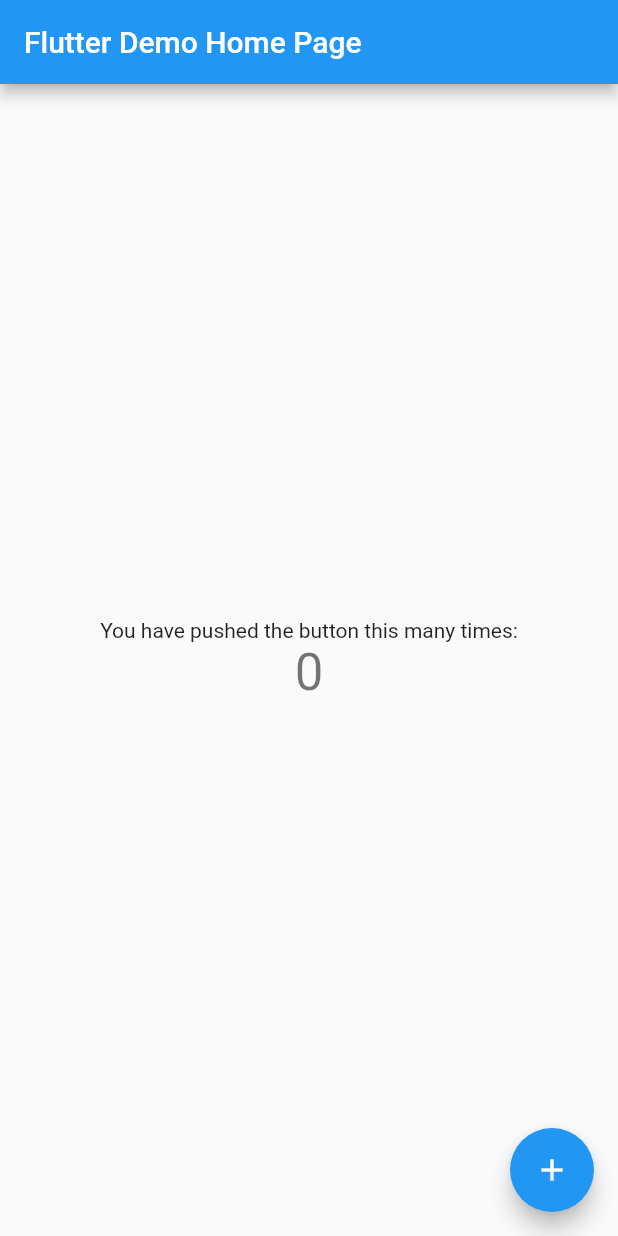
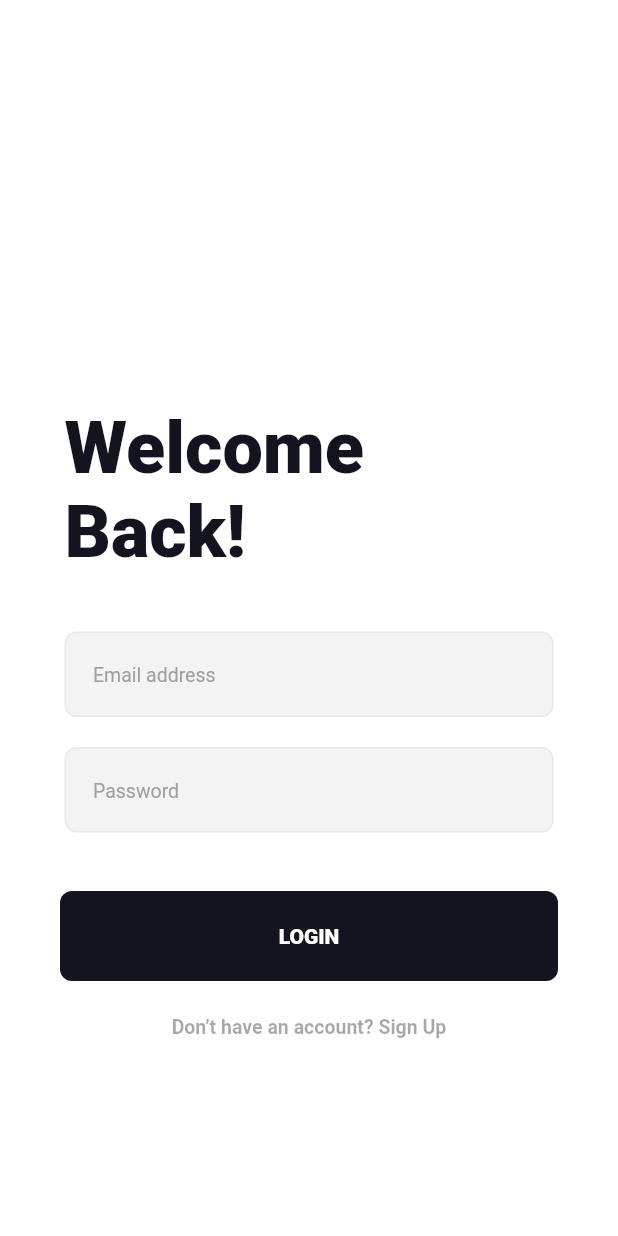
Before and after one commit to GENESDEMON/Shopee-Online-Mall, a Flutter app: the screen it shows after launch, on a phone screen of 412 x 824 dp. Run offline on Flutter 3.47's test engine with Material 2 defaults, Android fonts, the phone set to English and light mode, and no system bars; our stand-ins replace google_fonts.

Commit message:
Login Ui created

```diff
--- /dev/null
+++ b/jumga/lib/authentication/login.dart
@@ -0,0 +1,161 @@
+import 'package:flutter/material.dart';
+import 'package:google_fonts/google_fonts.dart';
+import 'package:jumga/utils/margin.dart';
+
+class Login extends StatefulWidget {
+  @override
+  _LoginState createState() => _LoginState();
+}
+
+//Welcome headers widget
+Widget headers() {
+  return Container(
+    child: Padding(
+      padding: const EdgeInsets.fromLTRB(43, 270, 0, 0),
+      child: Column(
+        crossAxisAlignment: CrossAxisAlignment.start,
+        children: [
+          Text(
+            "Welcome",
+            style: GoogleFonts.roboto(
+                color: Color(0xff141421),
+                fontSize: 48,
+                fontWeight: FontWeight.w900),
+          ),
+          Text(
+            "Back!",
+            style: GoogleFonts.roboto(
+                color: Color(0xff141421),
+                fontSize: 48,
+                fontWeight: FontWeight.w900),
+          ),
+        ],
+      ),
+    ),
+  );
+}
+
+Widget input() {
+  return Container(
+    width: double.infinity,
+    child: Padding(
+      padding: const EdgeInsets.fromLTRB(43, 0, 43, 0),
+      child: Column(
+        children: [
+          //Email Address
+          TextField(
+            decoration: InputDecoration(
+                filled: true,
+                fillColor: Color(0xffC4C4C4).withOpacity(0.21),
+                contentPadding: const EdgeInsets.all(19),
+                hintText: 'Email address',
+                hintStyle: TextStyle(
+                  color: Colors.grey,
+                  fontSize: 13,
+                  fontWeight: FontWeight.w400,
+                  fontStyle: FontStyle.normal,
+                ),
+                enabledBorder: OutlineInputBorder(
+                  borderSide: BorderSide(
+                    color: Color(0xffC4C4C4).withOpacity(0.21),
+                  ),
+                  borderRadius: BorderRadius.circular(8),
+                )),
+          ),
+          const Yheight(20),
+          //Password
+          TextField(
+            decoration: InputDecoration(
+                filled: true,
+                fillColor: Color(0xffC4C4C4).withOpacity(0.21),
+                contentPadding: const EdgeInsets.all(19),
+                hintText: 'Password',
+                hintStyle: TextStyle(
+                  color: Colors.grey,
+                  fontSize: 13,
+                  fontWeight: FontWeight.w400,
+                  fontStyle: FontStyle.normal,
+                ),
+                enabledBorder: OutlineInputBorder(
+                  borderSide: BorderSide(
+                    color: Color(0xffC4C4C4).withOpacity(0.21),
+                  ),
+                  borderRadius: BorderRadius.circular(8),
+                )),
+          )
+        ],
+      ),
+    ),
+  );
+}
+
+Widget button() {
+  return GestureDetector(
+    onTap: () {},
+    child: Container(
+      child: Padding(
+        padding: EdgeInsets.only(left: 40, right: 40),
+        child: Container(
+          decoration: BoxDecoration(
+            borderRadius: BorderRadius.circular(8),
+            color: Color(0xff141421),
+          ),
+          height: 60,
+          width: double.infinity,
+          child: Padding(
+            padding: EdgeInsets.fromLTRB(00.0, 0.0, 0.0, 0.0),
+            child: Center(
+                child: Text("LOGIN",
+                    style: GoogleFonts.roboto(
+                        fontSize: 14,
+                        fontWeight: FontWeight.w900,
+                        color: Colors.white))),
+          ),
+        ),
+      ),
+    ),
+  );
+}
+
+Widget noaccount() {
+  return Row(
+    crossAxisAlignment: CrossAxisAlignment.center,
+    mainAxisAlignment: MainAxisAlignment.center,
+    children: [
+      InkWell(
+        child: Text(
+          "Don’t have an account? Sign Up",
+          style: GoogleFonts.roboto(
+              color: Color(0xff141421).withOpacity(0.38),
+              fontSize: 13,
+              fontWeight: FontWeight.w600),
+        ),
+      ),
+    ],
+  );
+}
+
+class _LoginState extends State<Login> {
+  @override
+  Widget build(BuildContext context) {
+    return MaterialApp(
+      debugShowCheckedModeBanner: false,
+      home: Scaffold(
+        backgroundColor: Colors.white,
+        body: ListView(
+          shrinkWrap: true,
+          physics: ScrollPhysics(),
+          children: <Widget>[
+            headers(),
+            const Yheight(39),
+            input(),
+            const Yheight(39),
+            button(),
+            const Yheight(23),
+            noaccount()
+          ],
+        ),
+      ),
+    );
+  }
+}
--- /dev/null
+++ b/jumga/lib/authentication/splash.dart
@@ -0,0 +1,46 @@
+import 'package:flutter/material.dart';
+import 'package:google_fonts/google_fonts.dart';
+import 'package:jumga/authentication/login.dart';
+
+class Splash extends StatefulWidget {
+  @override
+  _SplashState createState() => _SplashState();
+}
+
+class _SplashState extends State<Splash> {
+  @override
+  void initState() {
+    super.initState();
+    Future.delayed(Duration(seconds: 3)).then((value) {
+      Navigator.pushReplacement(
+          context, MaterialPageRoute(builder: (context) => Login()));
+    });
+  }
+
+  @override
+  Widget build(BuildContext context) {
+    return Scaffold(
+      backgroundColor: Color(0xff141421),
+      body: Container(
+        child: Padding(
+          padding: EdgeInsets.symmetric(
+              horizontal: MediaQuery.of(context).size.width / 17,
+              vertical: MediaQuery.of(context).size.height / 2.3),
+          child: Row(
+            crossAxisAlignment: CrossAxisAlignment.center,
+            mainAxisAlignment: MainAxisAlignment.center,
+            children: [
+              Text(
+                "Jumga",
+                style: GoogleFonts.roboto(
+                    color: Colors.white,
+                    fontSize: 48,
+                    fontWeight: FontWeight.w900),
+              )
+            ],
+          ),
+        ),
+      ),
+    );
+  }
+}
--- a/jumga/lib/main.dart
+++ b/jumga/lib/main.dart
@@ -1,4 +1,5 @@
 import 'package:flutter/material.dart';
+import 'package:jumga/authentication/splash.dart';
 
 void main() {
   runApp(MyApp());
@@ -11,103 +12,10 @@ class MyApp extends StatelessWidget {
     return MaterialApp(
       title: 'Jumga Online Store',
       theme: ThemeData(
-        // This is the theme of your application.
-        //
-        // Try running your application with "flutter run". You'll see the
-        // application has a blue toolbar. Then, without quitting the app, try
-        // changing the primarySwatch below to Colors.green and then invoke
-        // "hot reload" (press "r" in the console where you ran "flutter run",
-        // or simply save your changes to "hot reload" in a Flutter IDE).
-        // Notice that the counter didn't reset back to zero; the application
-        // is not restarted.
         primarySwatch: Colors.blue,
       ),
-      home: MyHomePage(title: 'Flutter Demo Home Page'),
+      debugShowCheckedModeBanner: false,
+      home: Splash(),
     );
   }
 }
-
-class MyHomePage extends StatefulWidget {
-  MyHomePage({Key key, this.title}) : super(key: key);
-
-  // This widget is the home page of your application. It is stateful, meaning
-  // that it has a State object (defined below) that contains fields that affect
-  // how it looks.
-
-  // This class is the configuration for the state. It holds the values (in this
-  // case the title) provided by the parent (in this case the App widget) and
-  // used by the build method of the State. Fields in a Widget subclass are
-  // always marked "final".
-
-  final String title;
-
-  @override
-  _MyHomePageState createState() => _MyHomePageState();
-}
-
-class _MyHomePageState extends State<MyHomePage> {
-  int _counter = 0;
-
-  void _incrementCounter() {
-    setState(() {
-      // This call to setState tells the Flutter framework that something has
-      // changed in this State, which causes it to rerun the build method below
-      // so that the display can reflect the updated values. If we changed
-      // _counter without calling setState(), then the build method would not be
-      // called again, and so nothing would appear to happen.
-      _counter++;
-    });
-  }
-
-  @override
-  Widget build(BuildContext context) {
-    // This method is rerun every time setState is called, for instance as done
-    // by the _incrementCounter method above.
-    //
-    // The Flutter framework has been optimized to make rerunning build methods
-    // fast, so that you can just rebuild anything that needs updating rather
-    // than having to individually change instances of widgets.
-    return Scaffold(
-      appBar: AppBar(
-        // Here we take the value from the MyHomePage object that was created by
-        // the App.build method, and use it to set our appbar title.
-        title: Text(widget.title),
-      ),
-      body: Center(
-        // Center is a layout widget. It takes a single child and positions it
-        // in the middle of the parent.
-        child: Column(
-          // Column is also a layout widget. It takes a list of children and
-          // arranges them vertically. By default, it sizes itself to fit its
-          // children horizontally, and tries to be as tall as its parent.
-          //
-          // Invoke "debug painting" (press "p" in the console, choose the
-          // "Toggle Debug Paint" action from the Flutter Inspector in Android
-          // Studio, or the "Toggle Debug Paint" command in Visual Studio Code)
-          // to see the wireframe for each widget.
-          //
-          // Column has various properties to control how it sizes itself and
-          // how it positions its children. Here we use mainAxisAlignment to
-          // center the children vertically; the main axis here is the vertical
-          // axis because Columns are vertical (the cross axis would be
-          // horizontal).
-          mainAxisAlignment: MainAxisAlignment.center,
-          children: <Widget>[
-            Text(
-              'You have pushed the button this many times:',
-            ),
-            Text(
-              '$_counter',
-              style: Theme.of(context).textTheme.headline4,
-            ),
-          ],
-        ),
-      ),
-      floatingActionButton: FloatingActionButton(
-        onPressed: _incrementCounter,
-        tooltip: 'Increment',
-        child: Icon(Icons.add),
-      ), // This trailing comma makes auto-formatting nicer for build methods.
-    );
-  }
-}
--- /dev/null
+++ b/jumga/lib/utils/margin.dart
@@ -0,0 +1,25 @@
+import 'package:flutter/material.dart';
+
+class Xwidth extends StatelessWidget {
+  final double x;
+  const Xwidth(this.x);
+  @override
+  Widget build(BuildContext context) {
+    return SizedBox(width: x);
+  }
+}
+
+class Yheight extends StatelessWidget {
+  final double y;
+  const Yheight(this.y);
+  @override
+  Widget build(BuildContext context) {
+    return SizedBox(height: y);
+  }
+}
+
+double screenHeight(BuildContext context, {double percent = 1}) =>
+    MediaQuery.of(context).size.height * percent;
+
+double screenWidth(BuildContext context, {double percent = 1}) =>
+    MediaQuery.of(context).size.width * percent;
--- a/jumga/pubspec.yaml
+++ b/jumga/pubspec.yaml
@@ -25,9 +25,11 @@ dependencies:
     sdk: flutter
 
 
+
   # The following adds the Cupertino Icons font to your application.
   # Use with the CupertinoIcons class for iOS style icons.
   cupertino_icons: ^1.0.1
+  google_fonts: ^1.1.1
 
 dev_dependencies:
   flutter_test:
```
Also changed, not shown: jumga/lib/route.dart (added), jumga/pubspec.lock, 7 other files.
